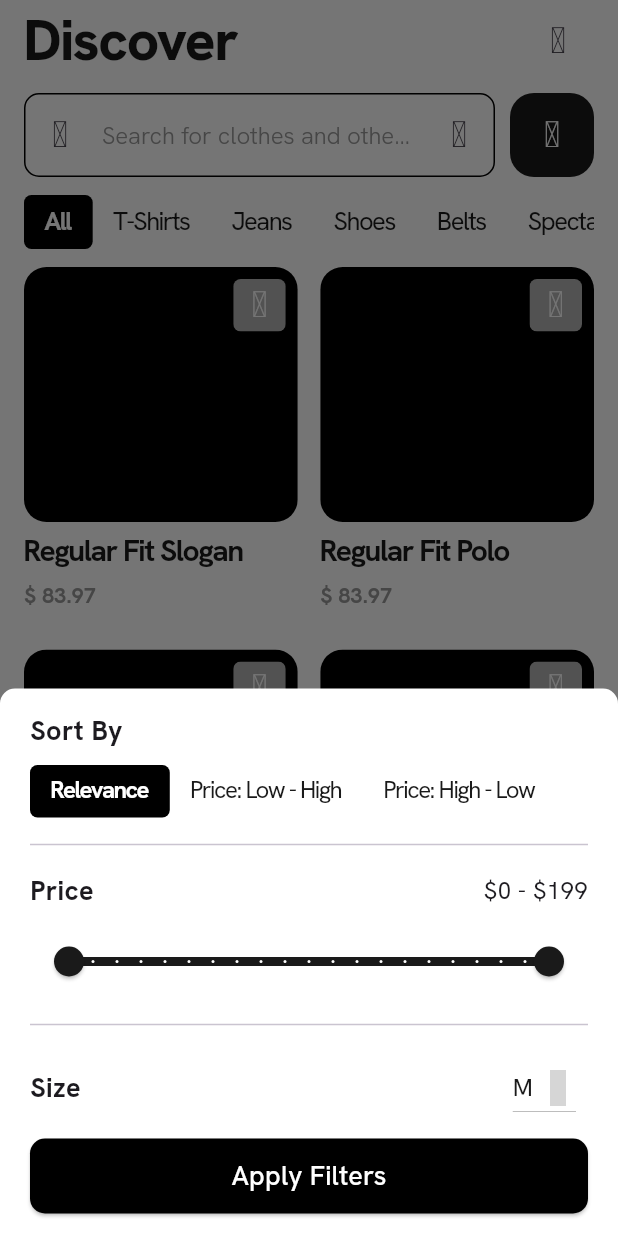
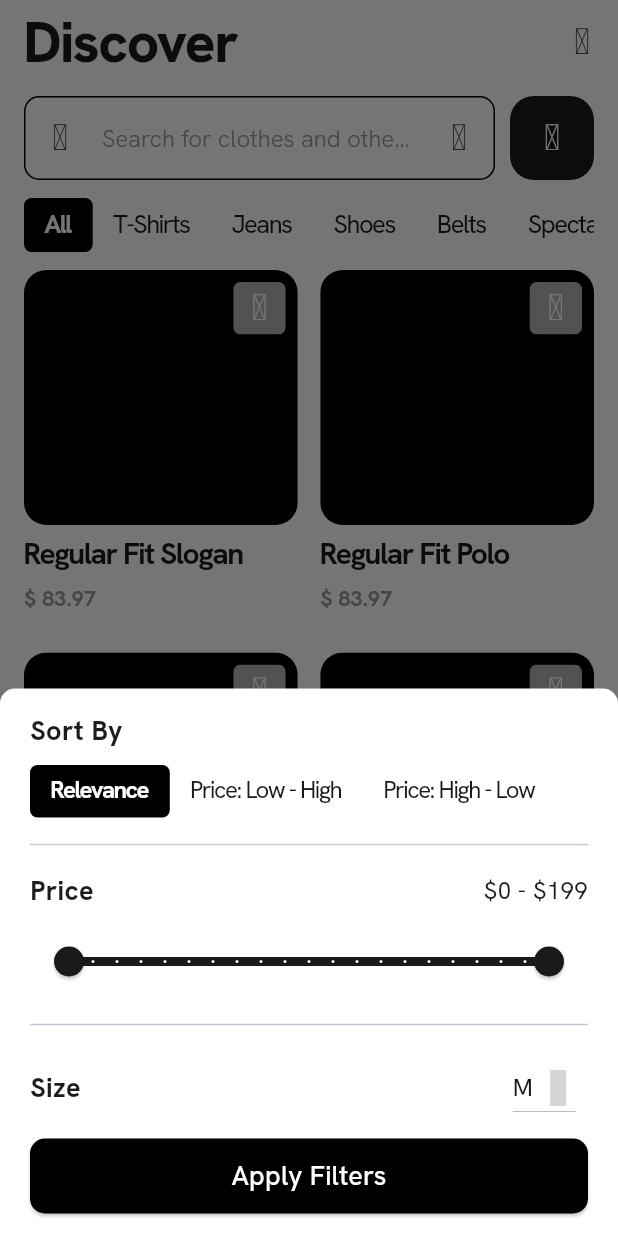
Before and after one commit to suheerthedev/ecom_app, a Flutter app: the screen it shows after launch, after a tap on an icon or button, on a phone screen of 412 x 824 dp. Run offline on Flutter 3.47's test engine with Material 3 defaults, Android fonts, the phone set to English and light mode, and no system bars; our stand-ins replace flutter_svg, font_awesome_flutter, google_fonts, iconsax_flutter, pinput, stacked and 2 more; grey boxes are pictures that could not be loaded.

Commit message:
Updated MainAppbar

```diff
--- a/lib/ui/views/account/account_view.dart
+++ b/lib/ui/views/account/account_view.dart
@@ -18,10 +18,7 @@ class AccountView extends StackedView<AccountViewModel> {
     Widget? child,
   ) {
     return Scaffold(
-      appBar: PreferredSize(
-          preferredSize:
-              Size(double.infinity, MediaQuery.of(context).size.height * 0.2),
-          child: const MainAppbar(title: "My Account")),
+      appBar: const MainAppbar(title: "My Account"),
       body: SafeArea(
           child: Padding(
         padding: const EdgeInsets.symmetric(vertical: 8),
--- a/lib/ui/views/cart/cart_view.dart
+++ b/lib/ui/views/cart/cart_view.dart
@@ -18,10 +18,7 @@ class CartView extends StackedView<CartViewModel> {
     Widget? child,
   ) {
     return Scaffold(
-      appBar: PreferredSize(
-          preferredSize:
-              Size(double.infinity, MediaQuery.of(context).size.height * 0.2),
-          child: const MainAppbar(title: "My Cart")),
+      appBar: const MainAppbar(title: "My Cart"),
       body: SafeArea(
           child: Padding(
         padding: const EdgeInsets.symmetric(horizontal: 16, vertical: 8),
--- a/lib/ui/views/home/home_view.dart
+++ b/lib/ui/views/home/home_view.dart
@@ -20,10 +20,7 @@ class HomeView extends StackedView<HomeViewModel> {
     return DefaultTabController(
       length: viewModel.tabs.length,
       child: Scaffold(
-        appBar: PreferredSize(
-            preferredSize:
-                Size(double.infinity, MediaQuery.of(context).size.height * 0.2),
-            child: const MainAppbar(title: "Discover")),
+        appBar: const MainAppbar(title: "Discover"),
         body: SafeArea(
           child: Padding(
               padding: const EdgeInsets.symmetric(horizontal: 16, vertical: 8),
--- a/lib/ui/views/saved/saved_view.dart
+++ b/lib/ui/views/saved/saved_view.dart
@@ -18,10 +18,7 @@ class SavedView extends StackedView<SavedViewModel> {
     Widget? child,
   ) {
     return Scaffold(
-        appBar: PreferredSize(
-            preferredSize:
-                Size(double.infinity, MediaQuery.of(context).size.height * 0.2),
-            child: const MainAppbar(title: "Saved")),
+        appBar: const MainAppbar(title: "Saved"),
         body: SafeArea(
             child: Padding(
           padding: const EdgeInsets.symmetric(horizontal: 16, vertical: 8),
--- a/lib/ui/views/search/search_view.dart
+++ b/lib/ui/views/search/search_view.dart
@@ -19,10 +19,7 @@ class SearchView extends StackedView<SearchViewModel> {
     Widget? child,
   ) {
     return Scaffold(
-      appBar: PreferredSize(
-          preferredSize:
-              Size(double.infinity, MediaQuery.of(context).size.height * 0.2),
-          child: const MainAppbar(title: "Search")),
+      appBar: const MainAppbar(title: "Search"),
       body: SafeArea(
           child: Padding(
         padding: const EdgeInsets.symmetric(horizontal: 16, vertical: 8),
--- a/lib/ui/widgets/common/main_appbar/main_appbar.dart
+++ b/lib/ui/widgets/common/main_appbar/main_appbar.dart
@@ -7,8 +7,10 @@ import 'package:stacked/stacked.dart';
 
 import 'main_appbar_model.dart';
 
-class MainAppbar extends StackedView<MainAppbarModel> {
+class MainAppbar extends StackedView<MainAppbarModel>
+    implements PreferredSizeWidget {
   final String title;
+
   const MainAppbar({required this.title, super.key});
 
   @override
@@ -17,16 +19,9 @@ class MainAppbar extends StackedView<MainAppbarModel> {
     MainAppbarModel viewModel,
     Widget? child,
   ) {
-    return SafeArea(
-      child: Column(
-        mainAxisSize: MainAxisSize.min,
-        children: [
-          Padding(
-            padding: const EdgeInsets.symmetric(horizontal: 16),
-            child: Row(
-              mainAxisAlignment: MainAxisAlignment.spaceBetween,
-              children: [
-                Text(
+    return AppBar(
+      surfaceTintColor: secondaryBackgroundColor,
+      title: Text(
         title,
         style: GoogleFonts.hankenGrotesk(
             wordSpacing: -4,
@@ -35,22 +30,21 @@ class MainAppbar extends StackedView<MainAppbarModel> {
             fontSize: 38,
             fontWeight: FontWeight.w800),
       ),
+      actions: [
         IconButton(
-                  onPressed:
-                      viewModel.navigationService.navigateToNotificationView,
+          onPressed: viewModel.navigationService.navigateToNotificationView,
           icon: const Icon(Iconsax.notification_copy),
-                )
-              ],
-            ),
         ),
       ],
-      ),
+      backgroundColor: Colors.white,
+      elevation: 0,
     );
   }
 
   @override
-  MainAppbarModel viewModelBuilder(
-    BuildContext context,
-  ) =>
-      MainAppbarModel();
+  MainAppbarModel viewModelBuilder(BuildContext context) => MainAppbarModel();
+
+  @override
+  Size get preferredSize =>
+      const Size.fromHeight(kToolbarHeight); // Required for PreferredSizeWidget
 }
```
Lines whose indentation alone changed are shown as unchanged.
